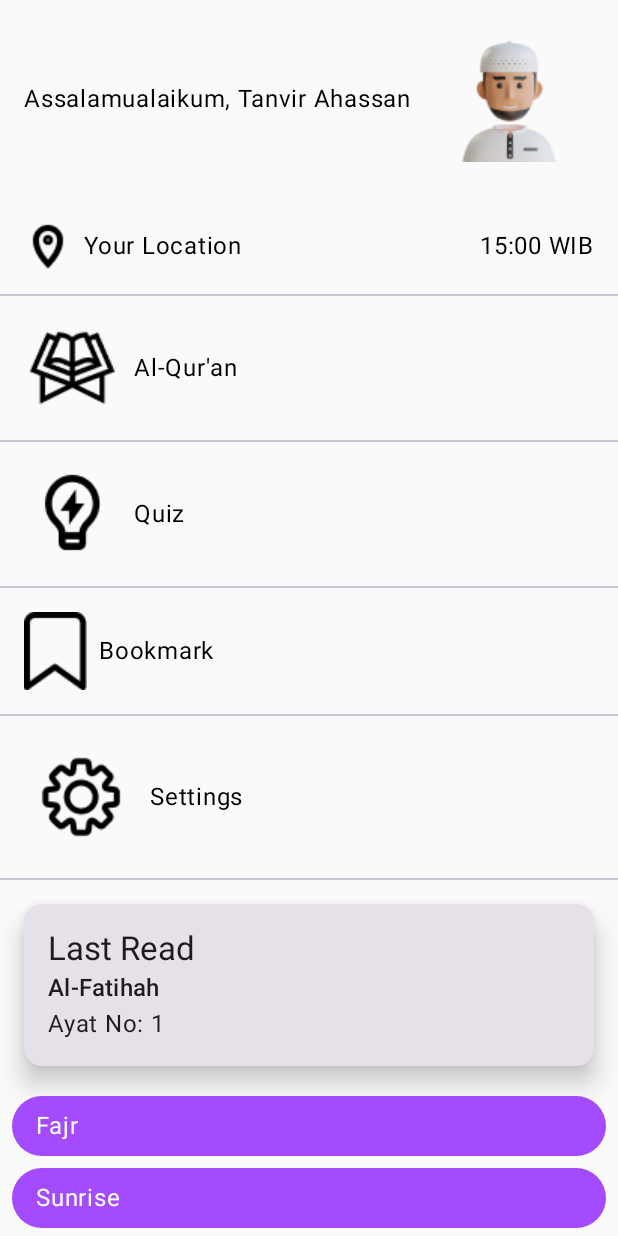
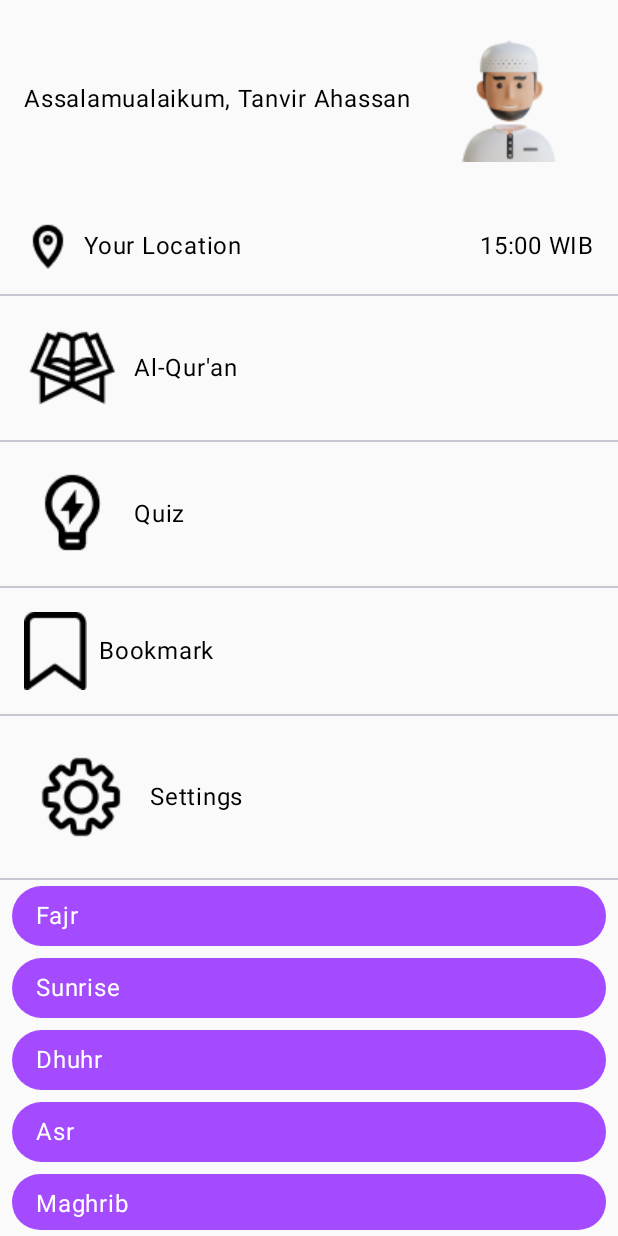
Before and after one commit to bwahyuh/QuranMe, an Android app built with Jetpack Compose: the HomeActivity screen opened directly, with no data from a screen before it, on a phone screen of 412 x 824 dp. Run offline under Robolectric (Android 15) with nearby library versions, the phone set to English and light mode, and no system bars; our stand-ins replace Room's generated code, livedata-compose.

Commit message:
last read section fix

```diff
--- a/app/src/main/java/com/example/quranme/compose/ui/components/LastReadSection.kt
+++ b/app/src/main/java/com/example/quranme/compose/ui/components/LastReadSection.kt
@@ -22,7 +22,7 @@ fun LastReadSection(lastSurahName: String, lastAyahNumber: Int) {
         )
     ) {
         Column(modifier = Modifier.padding(16.dp)) {
-            Text(text = "Last Read", style = MaterialTheme.typography.titleLarge)
+            Text(text = "Terakhir dibaca", style = MaterialTheme.typography.titleLarge)
             Text(text = lastSurahName, style = MaterialTheme.typography.titleMedium)
             Text(text = "Ayat No: $lastAyahNumber", style = MaterialTheme.typography.bodyLarge)
         }
--- a/app/src/main/java/com/example/quranme/repo/local/BookmarkDao.kt
+++ b/app/src/main/java/com/example/quranme/repo/local/BookmarkDao.kt
@@ -18,4 +18,8 @@ interface BookmarkDao {
 
     @Delete
     suspend fun deleteBookmark(bookmark: Bookmark)
+
+    @Query("SELECT * FROM bookmarks ORDER BY dateAdded DESC LIMIT 1")
+    fun getLastBookmark(): LiveData<Bookmark?>
+
 }
--- a/app/src/main/java/com/example/quranme/repo/remote/network/OpenAIApi.kt
+++ b/app/src/main/java/com/example/quranme/repo/remote/network/OpenAIApi.kt
@@ -8,7 +8,7 @@ import retrofit2.http.POST
 
 
 interface OpenAIApi {
-    @Headers("Content-Type: application/json", "Authorization: Bearer -")
+    @Headers("Content-Type: application/json", "Authorization: Bearer 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")
 
     @POST("v1/chat/completions")
     suspend fun generateResponse(@Body requestBody: OpenAIRequestBody): OpenAIResponse
--- /dev/null
+++ b/app/src/main/java/com/example/quranme/ui/bookmark/BookmarkViewModel.kt
@@ -0,0 +1,21 @@
+package com.example.quranme.ui.bookmark
+
+import androidx.lifecycle.LiveData
+import androidx.lifecycle.ViewModel
+import androidx.lifecycle.ViewModelProvider
+import com.example.quranme.data.model.Bookmark
+import com.example.quranme.repo.local.BookmarkDao
+
+class BookmarkViewModel(private val bookmarkDao: BookmarkDao) : ViewModel() {
+    val lastBookmark: LiveData<Bookmark?> = bookmarkDao.getLastBookmark()
+}
+
+class BookmarkViewModelFactory(private val bookmarkDao: BookmarkDao) : ViewModelProvider.Factory {
+    override fun <T : ViewModel> create(modelClass: Class<T>): T {
+        if (modelClass.isAssignableFrom(BookmarkViewModel::class.java)) {
+            @Suppress("UNCHECKED_CAST")
+            return BookmarkViewModel(bookmarkDao) as T
+        }
+        throw IllegalArgumentException("Unknown ViewModel class")
+    }
+}
--- a/app/src/main/java/com/example/quranme/ui/main/HomeActivity.kt
+++ b/app/src/main/java/com/example/quranme/ui/main/HomeActivity.kt
@@ -6,28 +6,40 @@ import androidx.activity.ComponentActivity
 import androidx.activity.compose.setContent
 import androidx.activity.viewModels
 import androidx.compose.foundation.layout.Column
-import androidx.compose.foundation.layout.Row
-import androidx.compose.foundation.layout.Spacer
 import androidx.compose.foundation.layout.fillMaxSize
-import androidx.compose.foundation.layout.fillMaxWidth
 import androidx.compose.foundation.layout.padding
 import androidx.compose.material3.MaterialTheme
-import androidx.compose.runtime.Composable
+import androidx.compose.runtime.*
+import androidx.compose.runtime.livedata.observeAsState
 import androidx.compose.ui.Alignment
 import androidx.compose.ui.Modifier
 import androidx.compose.ui.platform.LocalContext
 import androidx.compose.ui.unit.dp
 import androidx.navigation.NavController
+import com.example.quranme.compose.page.PrayerTimeList
 import com.example.quranme.ui.quiz.PilihanQuiz
 import com.example.quranme.compose.ui.components.TopBar
 import com.example.quranme.compose.ui.components.Menu
 import com.example.quranme.compose.ui.components.LastReadSection
 import com.example.quranme.compose.page.PrayerTimeList
+import com.example.quranme.repo.local.DatabaseBuilder.getDatabase
+//import com.example.quranme.repo.local.getDatabase
 import com.example.quranme.ui.bookmark.BookmarkActivity
+import com.example.quranme.ui.bookmark.BookmarkViewModel
+import com.example.quranme.ui.bookmark.BookmarkViewModelFactory
+import com.example.quranme.ui.main.PrayerTimesViewModel
+import com.example.quranme.ui.main.SignInActivity
 import com.example.quranme.ui.quiz.IsiQuiz
 import com.example.quranme.ui.quran.CariBacaanActivity
+import com.example.quranme.ui.quran.QuranViewModel
 
 class HomeActivity : ComponentActivity() {
+    val viewModel: PrayerTimesViewModel by viewModels()
+//    private val viewModel: QuranViewModel by viewModels()
+    private val bookmarkViewModel: BookmarkViewModel by viewModels {
+        BookmarkViewModelFactory(getDatabase(this).bookmarkDao())
+    }
+
     override fun onCreate(savedInstanceState: Bundle?) {
         super.onCreate(savedInstanceState)
         setContent {
@@ -39,7 +51,8 @@ class HomeActivity : ComponentActivity() {
 
     @Composable
     fun HomePage() {
-        val viewModel: PrayerTimesViewModel by viewModels()
+        val lastBookmark by bookmarkViewModel.lastBookmark.observeAsState()
+
         Column {
             TopBar(userName = "Tanvir Ahassan")
             Menu(
@@ -48,17 +61,23 @@ class HomeActivity : ComponentActivity() {
                 onMenuSelected = { menuTitle ->
                     when (menuTitle) {
                         "Al-Qur'an" -> navigateToCariBacaanActivity()
-                        "Bookmark" -> navigateToBookmarkActivity() // Updated case
+                        "Bookmark" -> navigateToBookmarkActivity()
                         "Settings" -> navigateToSettingScreen()
                         "Quiz" -> navigateToQuizActivity()
                     }
                 }
             )
-            LastReadSection(
-                lastSurahName = "Al-Fatihah",
-                lastAyahNumber = 1
-            )
+
+            // Display the LastReadSection with the last bookmark data
+            lastBookmark?.let { bookmark ->
+                LastReadSection(
+                    lastSurahName = "Surah: ${bookmark.surahNumber}",
+                    lastAyahNumber = bookmark.ayatNumber
+                )
+            }
+
             PrayerTimeList(prayerTimes = viewModel.prayerTimes.value)
+
             // Add PrayerTimeList and BottomNavigationBar if needed
             Column(
                 modifier = Modifier
@@ -66,13 +85,10 @@ class HomeActivity : ComponentActivity() {
                     .padding(0.dp),
                 horizontalAlignment = Alignment.CenterHorizontally
             ) {
-                // Top Bar with back button and title
-                    com.example.quranme.compose.ui.components.BottomBar(
-                        NavController(LocalContext.current)
-                    )
-
-
-
+                // Bottom Bar with back button and title
+                com.example.quranme.compose.ui.components.BottomBar(
+                    NavController(LocalContext.current)
+                )
             }
         }
     }
--- a/app/src/main/java/com/example/quranme/ui/quran/QuranViewModel.kt
+++ b/app/src/main/java/com/example/quranme/ui/quran/QuranViewModel.kt
@@ -34,6 +34,9 @@ class QuranViewModel(private val context: Context) : ViewModel() {
     private val bookmarkDao = db.bookmarkDao()
     // LiveData for bookmarks
     val bookmarks: LiveData<List<Bookmark>> = bookmarkDao.getAllBookmarks()
+
+
+
     init {
         loadSurahs()
     }
```
Also changed, not shown: app/src/main/java/com/example/quranme/repo/remote/network/GptInterceptor.kt (deleted, +0 -15 lines).
